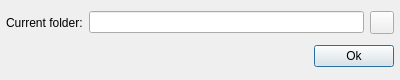
Old version of the form src/widgets/selectfolder.ui in the repository anpeaco/FreeJoyXConfiguratorQt.
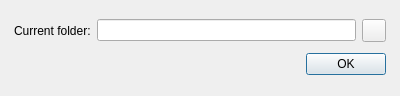
New version of the form. Icons and pictures are not drawn.

Patch:
```diff
--- a/src/widgets/selectfolder.ui
+++ b/src/widgets/selectfolder.ui
@@ -13,13 +13,13 @@
   <property name="minimumSize">
    <size>
     <width>300</width>
-    <height>80</height>
+    <height>96</height>
    </size>
   </property>
   <property name="maximumSize">
    <size>
     <width>650</width>
-    <height>100</height>
+    <height>130</height>
    </size>
   </property>
   <property name="windowTitle">
@@ -27,21 +27,21 @@
   </property>
   <layout class="QGridLayout" name="gridLayout" columnstretch="1,0">
    <property name="leftMargin">
-    <number>6</number>
+    <number>14</number>
    </property>
    <property name="topMargin">
-    <number>6</number>
+    <number>14</number>
    </property>
    <property name="rightMargin">
-    <number>6</number>
+    <number>14</number>
    </property>
    <property name="bottomMargin">
-    <number>6</number>
+    <number>14</number>
    </property>
    <item row="1" column="1">
     <widget class="QPushButton" name="pushButton_ok">
      <property name="text">
-      <string>Ok</string>
+      <string>OK</string>
      </property>
     </widget>
    </item>
```
Left out of the diff: 2 changed lines with no effect on the pictures.
